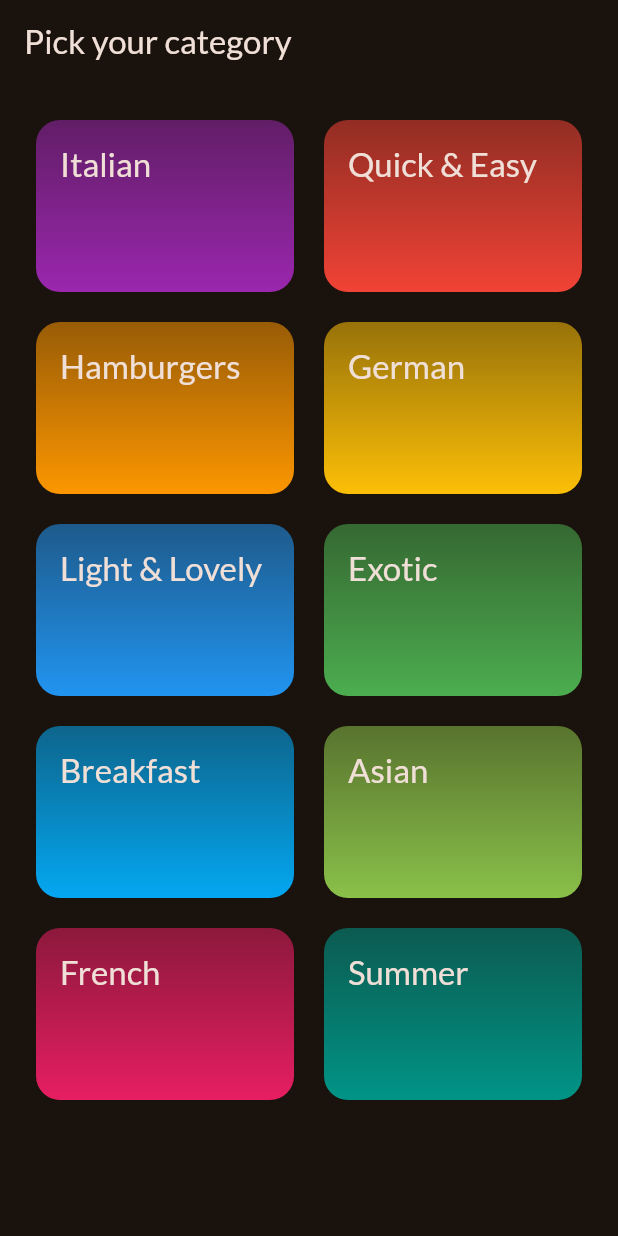
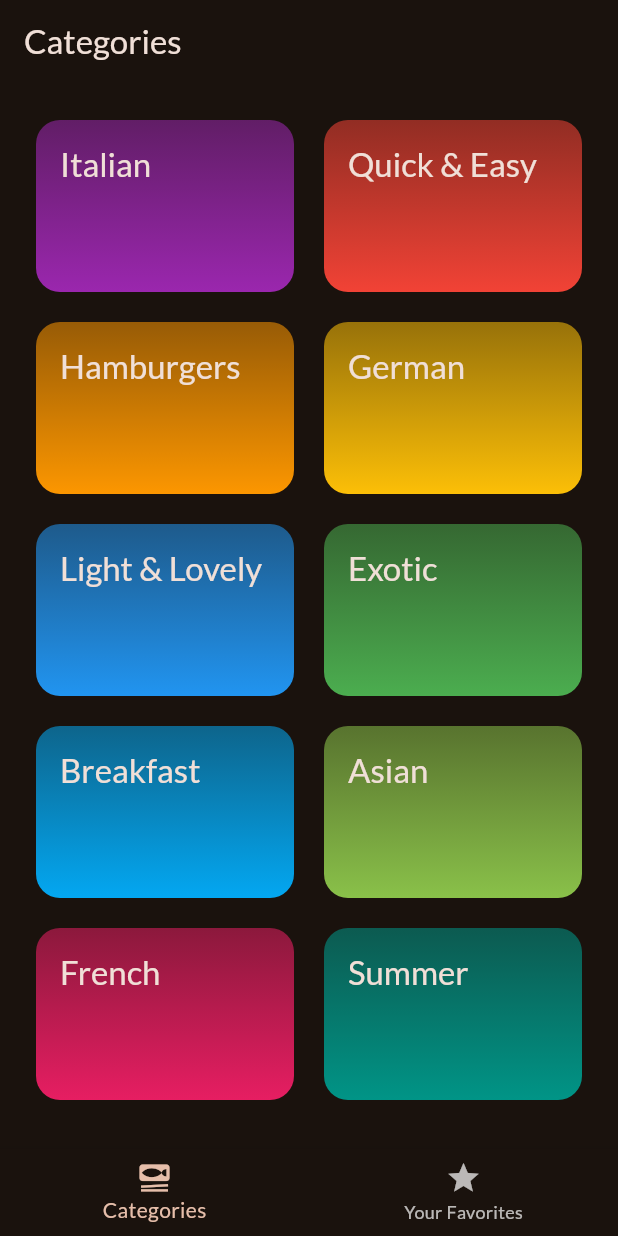
Before and after one commit to marijoyapa/flutter-fifth, a Flutter app: the screen it shows after launch, on a phone screen of 412 x 824 dp. Run offline on Flutter 3.47's test engine with Material 2 defaults, Android fonts, the phone set to English and light mode, and no system bars; our stand-ins replace google_fonts, transparent_image.

Commit message:
working already

```diff
--- a/meals/lib/main.dart
+++ b/meals/lib/main.dart
@@ -1,7 +1,7 @@
 import 'package:flutter/material.dart';
 
 import 'package:google_fonts/google_fonts.dart';
-import 'package:meals/screens/categories.dart';
+import 'package:meals/screens/tabs.dart';
 
 final theme = ThemeData(
   useMaterial3: true,
@@ -23,7 +23,7 @@ class App extends StatelessWidget {
   Widget build(BuildContext context) {
     return MaterialApp(
       theme: theme,
-      home: const CategoriesScreen()
+      home: const TabsScreen()
     );
   }
 }
--- a/meals/lib/screens/categories.dart
+++ b/meals/lib/screens/categories.dart
@@ -8,8 +8,9 @@ class CategoriesScreen extends StatelessWidget {
   const CategoriesScreen({super.key});
 
   void _selectCategory(BuildContext context, Category category) {
-    final filteredMeals =
-        dummyMeals.where((meal) => meal.categories.contains(category.id)).toList();
+    final filteredMeals = dummyMeals
+        .where((meal) => meal.categories.contains(category.id))
+        .toList();
 
     Navigator.push(
         context,
@@ -25,11 +26,7 @@ class CategoriesScreen extends StatelessWidget {
 
   @override
   Widget build(BuildContext context) {
-    return Scaffold(
-      appBar: AppBar(
-        title: const Text('Pick your category'),
-      ),
-      body: GridView(
+    return GridView(
       padding: const EdgeInsets.all(24),
       gridDelegate: const SliverGridDelegateWithFixedCrossAxisCount(
           crossAxisCount: 2,
@@ -44,7 +41,6 @@ class CategoriesScreen extends StatelessWidget {
             onSelectCategory: () => _selectCategory(context, category),
           )
       ],
-      ),
     );
   }
 }
--- /dev/null
+++ b/meals/lib/screens/tabs.dart
@@ -0,0 +1,46 @@
+import 'package:flutter/material.dart';
+import 'package:meals/screens/categories.dart';
+import 'package:meals/screens/meals.dart';
+
+class TabsScreen extends StatefulWidget {
+  const TabsScreen({super.key});
+  @override
+  State<TabsScreen> createState() {
+    return _TabsScreenState();
+  }
+}
+
+class _TabsScreenState extends State<TabsScreen> {
+  int _selectedPageIndex = 0;
+
+  void _selectPage(int index) {
+    setState(() {
+      _selectedPageIndex = index;
+    });
+  }
+
+  @override
+  Widget build(BuildContext context) {
+    Widget activePage = const CategoriesScreen();
+    var activePageTitle = 'Categories';
+
+    if (_selectedPageIndex ==1 ) {
+      activePage = MealsScreen(meals: []);
+      activePageTitle = 'Favorites';
+    }
+
+
+    return Scaffold(
+      appBar: AppBar(title: Text(activePageTitle)),
+      body: activePage,
+      bottomNavigationBar: BottomNavigationBar(
+        onTap: _selectPage,
+        currentIndex: _selectedPageIndex,
+        items: const [
+          BottomNavigationBarItem(icon: Icon(Icons.set_meal), label: 'Categories'),
+          BottomNavigationBarItem(icon: Icon(Icons.star), label: 'Your Favorites'),
+        ],
+      ),
+    );
+  }
+}
```
Also changed, not shown: meals/lib/screens/meals.dart (+23 -6 lines), meals/lib/widgets/meal_details.dart (+49 -8 lines), meals/lib/widgets/meal_item.dart (+3 -11 lines). Lines whose indentation alone changed are shown as unchanged.
